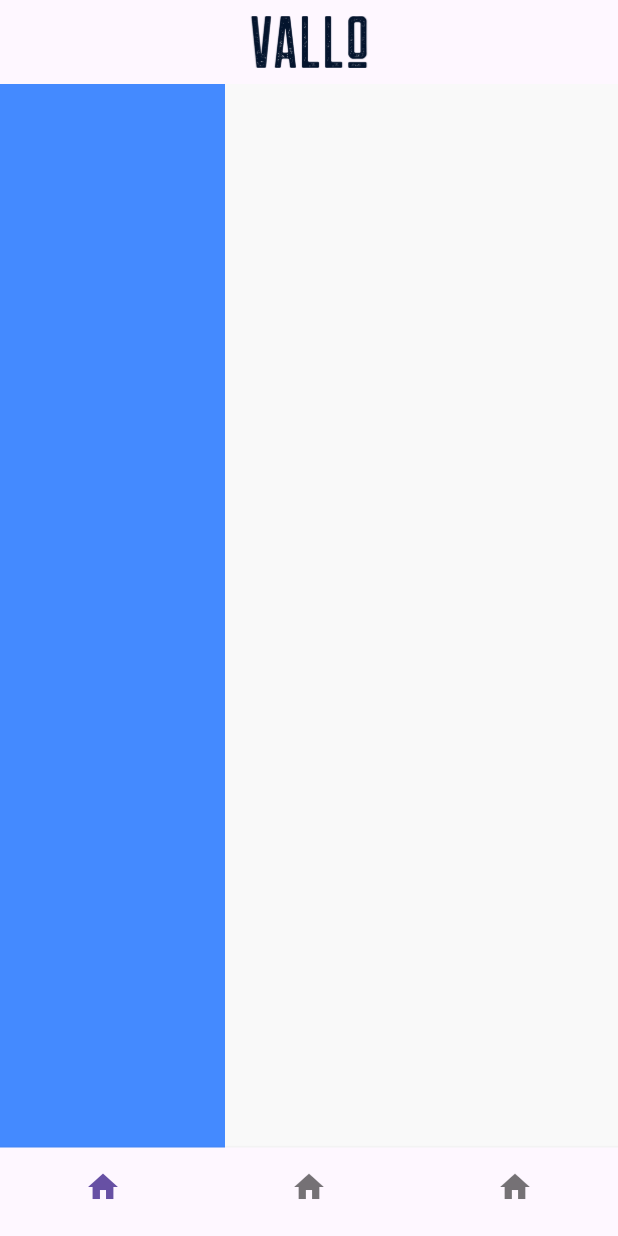
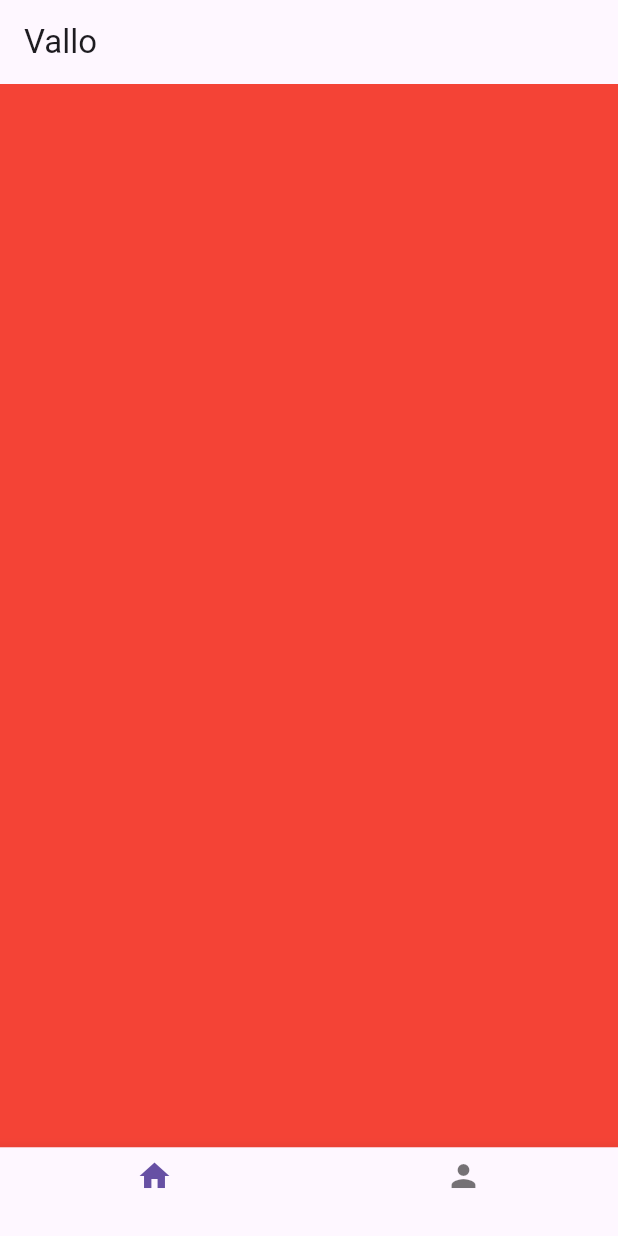
Before and after one commit to brunodeev/vallo_app, a Flutter app: the screen it shows after launch, on a phone screen of 412 x 824 dp. Run offline on Flutter 3.47's test engine with Material 2 defaults, Android fonts, the phone set to English and light mode, and no system bars; our stand-ins replace cloud_firestore, firebase_core; accounts and stored records are empty.

Commit message:
implementing provider on bottom nav bar

```diff
--- a/lib/models/page_manager.dart
+++ b/lib/models/page_manager.dart
@@ -1,7 +1,17 @@
-class PageManager {
-  PageManager(this.currentIndex);
+import 'package:flutter/material.dart';
 
-  int currentIndex;
+import '../screens/home_screen.dart';
+import '../screens/profile_screen.dart';
 
-  void setPage(int value) {}
+class PageManager extends ChangeNotifier {
+  int _currentTab = 0;
+  final List<Widget> _screens = const [HomeScreen(), ProfileScreen()];
+
+  set currentTab(int tab) {
+    _currentTab = tab;
+    notifyListeners();
+  }
+
+  int get currentTab => _currentTab;
+  get currentScreen => _screens[_currentTab];
 }
--- a/lib/screens/base/base_screen.dart
+++ b/lib/screens/base/base_screen.dart
@@ -1,5 +1,6 @@
 import 'package:flutter/material.dart';
-import 'package:vallo_app/constants/constant_colors.dart';
+import 'package:provider/provider.dart';
+import 'package:vallo_app/models/page_manager.dart';
 
 class BaseScreen extends StatefulWidget {
   const BaseScreen({super.key});
@@ -9,81 +10,27 @@ class BaseScreen extends StatefulWidget {
 }
 
 class _BaseScreenState extends State<BaseScreen> {
-  final PageController pageController = PageController();
-  int currentIndex = 0;
-
-  List pages = [
-    Scaffold(
-        appBar: AppBar(
-          centerTitle: true,
-          title: Image.asset(
-            'assets/images/icon_vallo_transparent.png',
-            scale: 12,
+  @override
+  Widget build(BuildContext context) {
+    return ChangeNotifierProvider(
+      create: (context) => PageManager(),
+      child: Consumer<PageManager>(
+        builder: (context, model, child) => Scaffold(
+          appBar: AppBar(
+            title: const Text('Vallo'),
+          ),
+          body: model.currentScreen,
+          bottomNavigationBar: BottomNavigationBar(
+            items: const [
+              BottomNavigationBarItem(icon: Icon(Icons.home), label: ''),
+              BottomNavigationBarItem(icon: Icon(Icons.person), label: ''),
+            ],
+            currentIndex: model.currentTab,
+            onTap: (int tab) {
+              model.currentTab = tab;
+            },
           ),
         ),
-        backgroundColor: kSecondaryColor,
-        body: SingleChildScrollView(
-          physics: const BouncingScrollPhysics(),
-          child: Column(
-            crossAxisAlignment: CrossAxisAlignment.center,
-            children: [
-              Container(
-                height: 200,
-                width: 150,
-                color: Colors.blueAccent,
-              ),
-              Container(
-                height: 200,
-                width: 150,
-                color: Colors.blueAccent,
-              ),
-              Container(
-                height: 200,
-                width: 150,
-                color: Colors.blueAccent,
-              ),
-              Container(
-                height: 200,
-                width: 150,
-                color: Colors.blueAccent,
-              ),
-              Container(
-                height: 200,
-                width: 150,
-                color: Colors.blueAccent,
-              ),
-            ],
-          ),
-        )),
-    Container(
-      color: Colors.green,
-    ),
-    Container(
-      color: Colors.blue,
-    ),
-  ];
-
-  @override
-  Widget build(BuildContext context) {
-    return Scaffold(
-      backgroundColor: Colors.transparent,
-      body: pages[currentIndex],
-      bottomNavigationBar: BottomNavigationBar(
-        showSelectedLabels: false,
-        showUnselectedLabels: false,
-        type: BottomNavigationBarType.fixed,
-        currentIndex: currentIndex,
-        elevation: 2,
-        items: const [
-          BottomNavigationBarItem(icon: Icon(Icons.home), label: ''),
-          BottomNavigationBarItem(icon: Icon(Icons.home), label: ''),
-          BottomNavigationBarItem(icon: Icon(Icons.home), label: ''),
-        ],
-        onTap: (index) {
-          setState(() {
-            currentIndex = index;
-          });
-        },
       ),
     );
   }
--- /dev/null
+++ b/lib/screens/home_screen.dart
@@ -0,0 +1,12 @@
+import 'package:flutter/material.dart';
+
+class HomeScreen extends StatelessWidget {
+  const HomeScreen({super.key});
+
+  @override
+  Widget build(BuildContext context) {
+    return Scaffold(
+      backgroundColor: Colors.red,
+    );
+  }
+}
--- /dev/null
+++ b/lib/screens/profile_screen.dart
@@ -0,0 +1,12 @@
+import 'package:flutter/material.dart';
+
+class ProfileScreen extends StatelessWidget {
+  const ProfileScreen({super.key});
+
+  @override
+  Widget build(BuildContext context) {
+    return Scaffold(
+      backgroundColor: Colors.green,
+    );
+  }
+}
```
